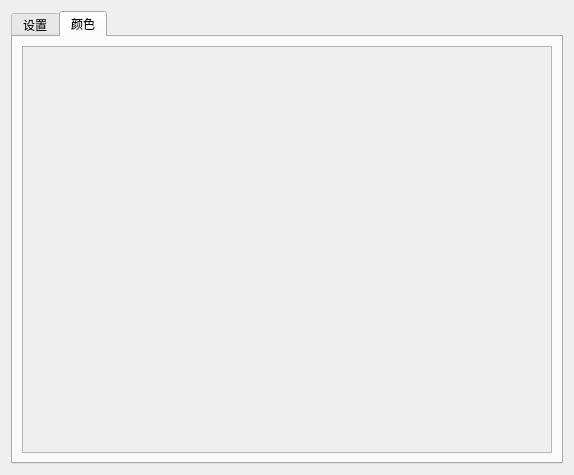
Qt form app/pages/setting/setting.ui (feifeiboys/pywfn) before a commit.
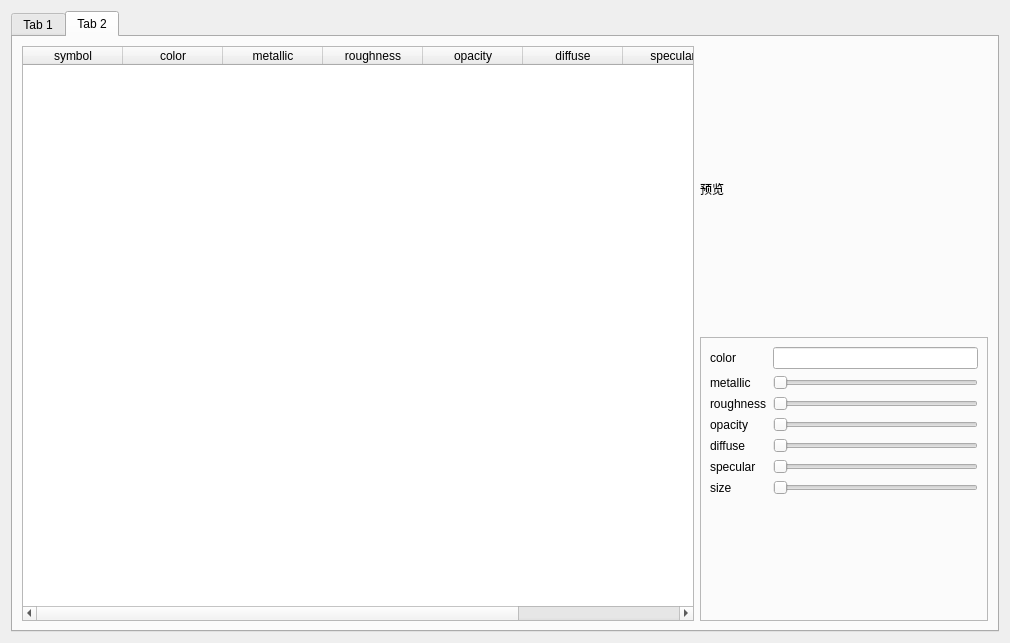
The same form after that commit. The open tabs and pages were chosen to show the change.

Commit message: 设置中显示颜色

Patch:
```diff
--- a/app/pages/setting/setting.ui
+++ b/app/pages/setting/setting.ui
@@ -6,14 +6,14 @@
    <rect>
     <x>0</x>
     <y>0</y>
-    <width>574</width>
-    <height>475</height>
+    <width>1010</width>
+    <height>643</height>
    </rect>
   </property>
   <property name="windowTitle">
    <string>Form</string>
   </property>
-  <layout class="QVBoxLayout" name="verticalLayout_2">
+  <layout class="QVBoxLayout" name="verticalLayout">
    <item>
     <widget class="QTabWidget" name="tabWidget">
      <property name="currentIndex">
@@ -21,35 +21,190 @@
      </property>
      <widget class="QWidget" name="mainTab">
       <attribute name="title">
-       <string>设置</string>
+       <string>Tab 1</string>
       </attribute>
      </widget>
      <widget class="QWidget" name="colorTtab">
       <attribute name="title">
-       <string>颜色</string>
+       <string>Tab 2</string>
       </attribute>
-      <layout class="QVBoxLayout" name="verticalLayout">
+      <layout class="QVBoxLayout" name="verticalLayout_3">
        <item>
-        <widget class="QScrollArea" name="scrollArea">
-         <property name="widgetResizable">
-          <bool>true</bool>
-         </property>
-         <widget class="QWidget" name="scrollAreaWidgetContents">
-          <property name="geometry">
-           <rect>
-            <x>0</x>
-            <y>0</y>
-            <width>530</width>
-            <height>409</height>
-           </rect>
-          </property>
-          <layout class="QVBoxLayout" name="verticalLayout_3">
+        <layout class="QHBoxLayout" name="horizontalLayout" stretch="7,3">
+         <item>
+          <widget class="QTableWidget" name="tableWidget">
+           <property name="sortingEnabled">
+            <bool>true</bool>
+           </property>
+           <attribute name="horizontalHeaderCascadingSectionResizes">
+            <bool>false</bool>
+           </attribute>
+           <column>
+            <property name="text">
+             <string>symbol</string>
+            </property>
+           </column>
+           <column>
+            <property name="text">
+             <string>color</string>
+            </property>
+           </column>
+           <column>
+            <property name="text">
+             <string>metallic</string>
+            </property>
+           </column>
+           <column>
+            <property name="text">
+             <string>roughness</string>
+            </property>
+           </column>
+           <column>
+            <property name="text">
+             <string>opacity</string>
+            </property>
+           </column>
+           <column>
+            <property name="text">
+             <string>diffuse</string>
+            </property>
+           </column>
+           <column>
+            <property name="text">
+             <string>specular</string>
+            </property>
+           </column>
+           <column>
+            <property name="text">
+             <string>size</string>
+            </property>
+           </column>
+          </widget>
+         </item>
+         <item>
+          <layout class="QVBoxLayout" name="verticalLayout_2">
            <item>
-            <widget class="QWidget" name="color" native="true"/>
+            <widget class="QLabel" name="label_7">
+             <property name="text">
+              <string>预览</string>
+             </property>
+            </widget>
+           </item>
+           <item>
+            <widget class="QFrame" name="frame">
+             <property name="frameShape">
+              <enum>QFrame::StyledPanel</enum>
+             </property>
+             <property name="frameShadow">
+              <enum>QFrame::Raised</enum>
+             </property>
+             <layout class="QFormLayout" name="formLayout">
+              <item row="0" column="0">
+               <widget class="QLabel" name="label">
+                <property name="text">
+                 <string>color</string>
+                </property>
+               </widget>
+              </item>
+              <item row="0" column="1">
+               <widget class="QLineEdit" name="lineEdit"/>
+              </item>
+              <item row="1" column="0">
+               <widget class="QLabel" name="label_2">
+                <property name="text">
+                 <string>metallic</string>
+                </property>
+               </widget>
+              </item>
+              <item row="1" column="1">
+               <widget class="QSlider" name="ctl_metalic">
+                <property name="orientation">
+                 <enum>Qt::Horizontal</enum>
+                </property>
+               </widget>
+              </item>
+              <item row="2" column="0">
+               <widget class="QLabel" name="label_3">
+                <property name="text">
+                 <string>roughness</string>
+                </property>
+               </widget>
+              </item>
+              <item row="2" column="1">
+               <widget class="QSlider" name="ctl_roughness">
+                <property name="orientation">
+                 <enum>Qt::Horizontal</enum>
+                </property>
+               </widget>
+              </item>
+              <item row="3" column="0">
+               <widget class="QLabel" name="label_4">
+                <property name="text">
+                 <string>opacity</string>
+                </property>
+               </widget>
+              </item>
+              <item row="3" column="1">
+               <widget class="QSlider" name="ctl_opacity">
+                <property name="orientation">
+                 <enum>Qt::Horizontal</enum>
+                </property>
+               </widget>
+              </item>
+              <item row="4" column="0">
+               <widget class="QLabel" name="label_5">
+                <property name="text">
+                 <string>diffuse</string>
+                </property>
+               </widget>
+              </item>
+              <item row="4" column="1">
+               <widget class="QSlider" name="ctl_diffuse">
+                <property name="orientation">
+                 <enum>Qt::Horizontal</enum>
+                </property>
+               </widget>
+              </item>
+              <item row="5" column="0">
+               <widget class="QLabel" name="label_6">
+                <property name="text">
+                 <string>specular</string>
+                </property>
+               </widget>
+              </item>
+              <item row="5" column="1">
+               <widget class="QSlider" name="ctl_specular">
+                <property name="orientation">
+                 <enum>Qt::Horizontal</enum>
+                </property>
+               </widget>
+              </item>
+              <item row="6" column="0">
+               <widget class="QLabel" name="label_8">
+                <property name="text">
+                 <string>size</string>
+                </property>
+               </widget>
+              </item>
+              <item row="6" column="1">
+               <widget class="QSlider" name="ctl_radius">
+                <property name="tracking">
+                 <bool>true</bool>
+                </property>
+                <property name="orientation">
+                 <enum>Qt::Horizontal</enum>
+                </property>
+                <property name="tickPosition">
+                 <enum>QSlider::NoTicks</enum>
+                </property>
+               </widget>
+              </item>
+             </layout>
+            </widget>
            </item>
           </layout>
-         </widget>
-        </widget>
+         </item>
+        </layout>
        </item>
       </layout>
      </widget>
```
Left out of the diff: 4 changed lines with no effect on the pictures. The commit also changes 18 other files.
